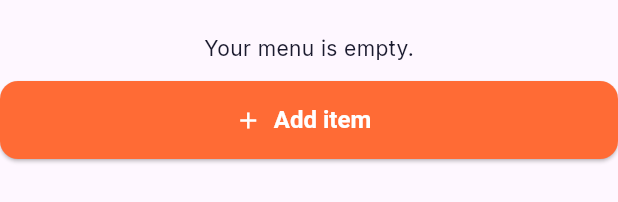
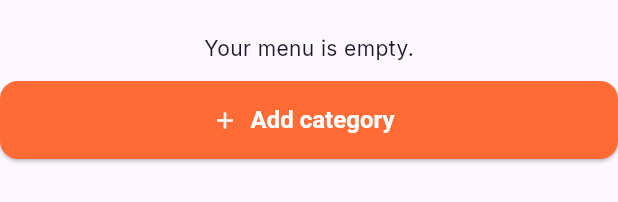
Before and after one commit to irasiii/test02, a Flutter app: the _MenuTab widget shown alone on an empty page, opened directly, on a phone screen of 412 x 824 dp. Shown: the part 522-724 px from the top of the screen. Run offline on Flutter 3.47's test engine with Material 3 defaults, Android fonts, the light colour scheme and no system bars; our stand-ins replace cached_network_image, dio, firebase_core, firebase_messaging, flutter_rating_bar, flutter_riverpod and 7 more; missing offline and left inert: flutter_stripe; accounts and stored records are empty; network calls fail.

Commit message:
Add create-category UI to restaurant Menu tab

```diff
--- a/passenger_app/lib/app/modules/restaurant/home/restaurant_home_page.dart
+++ b/passenger_app/lib/app/modules/restaurant/home/restaurant_home_page.dart
@@ -208,17 +208,33 @@ class _MenuTab extends ConsumerWidget {
     final categories = state.categories;
 
     if (items.isEmpty) {
+      final noCategories = categories.isEmpty;
       return Center(
         child: Column(
           mainAxisAlignment: MainAxisAlignment.center,
           children: [
             const Text('Your menu is empty.'),
             const SizedBox(height: 12),
-            ElevatedButton.icon(
-              onPressed: () => _showAddItem(context, ref),
-              icon: const Icon(Icons.add),
-              label: const Text('Add item'),
-            ),
+            if (noCategories)
+              ElevatedButton.icon(
+                onPressed: () => _showAddCategory(context, ref),
+                icon: const Icon(Icons.add),
+                label: const Text('Add category'),
+              )
+            else
+              ElevatedButton.icon(
+                onPressed: () => _showAddItem(context, ref),
+                icon: const Icon(Icons.add),
+                label: const Text('Add item'),
+              ),
+            if (!noCategories) ...[
+              const SizedBox(height: 8),
+              TextButton.icon(
+                onPressed: () => _showAddCategory(context, ref),
+                icon: const Icon(Icons.add_circle_outline),
+                label: const Text('Add another category'),
+              ),
+            ],
           ],
         ),
       );
@@ -228,10 +244,17 @@ class _MenuTab extends ConsumerWidget {
       children: [
         ListView.separated(
           padding: const EdgeInsets.all(12),
-          itemCount: items.length,
+          itemCount: items.length + 1,
           separatorBuilder: (_, __) => const Divider(),
           itemBuilder: (context, i) {
-            final item = Map<String, dynamic>.from(items[i] as Map);
+            if (i == 0) {
+              return ListTile(
+                leading: const Icon(Icons.add_circle, color: Colors.deepOrange),
+                title: const Text('Add category'),
+                onTap: () => _showAddCategory(context, ref),
+              );
+            }
+            final item = Map<String, dynamic>.from(items[i - 1] as Map);
             final available = (item['isAvailable'] as bool?) == true;
             final categoryId = item['categoryId'] as String?;
             final categoryName = categories.firstWhere(
@@ -277,6 +300,43 @@ class _MenuTab extends ConsumerWidget {
     );
   }
 
+  Future<void> _showAddCategory(BuildContext context, WidgetRef ref) async {
+    final nameCtrl = TextEditingController();
+    await showDialog(
+      context: context,
+      builder: (ctx) => AlertDialog(
+        title: const Text('Add category'),
+        content: TextField(
+          controller: nameCtrl,
+          decoration: const InputDecoration(labelText: 'Category name'),
+          textCapitalization: TextCapitalization.words,
+        ),
+        actions: [
+          TextButton(onPressed: () => Navigator.pop(ctx), child: const Text('Cancel')),
+          ElevatedButton(
+            onPressed: () async {
+              final name = nameCtrl.text.trim();
+              if (name.isEmpty) {
+                ScaffoldMessenger.of(context).showSnackBar(
+                  const SnackBar(content: Text('Category name is required')),
+                );
+                return;
+              }
+              final ok = await ref.read(restaurantControllerProvider.notifier).addCategory(name);
+              if (context.mounted) Navigator.pop(ctx);
+              if (!ok && context.mounted) {
+                ScaffoldMessenger.of(context).showSnackBar(
+                  const SnackBar(content: Text('Failed to add category')),
+                );
+              }
+            },
+            child: const Text('Add'),
+          ),
+        ],
+      ),
+    );
+  }
+
   Future<void> _showAddItem(BuildContext context, WidgetRef ref) async {
     final categories = ref.read(restaurantControllerProvider).categories;
     final nameCtrl = TextEditingController();
@@ -293,7 +353,7 @@ class _MenuTab extends ConsumerWidget {
             mainAxisSize: MainAxisSize.min,
             children: [
               if (categories.isEmpty)
-                const Text('Create a category first (coming soon).',
+                const Text('Add a category first using "Add category" above.',
                     style: TextStyle(color: Colors.black54)),
               if (categories.isNotEmpty)
                 DropdownButtonFormField<String>(
```
